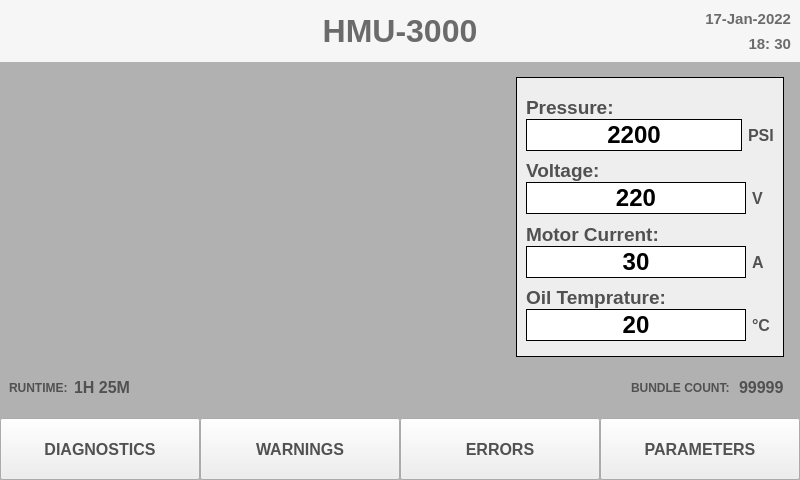
gursingh1996/PyQt5-HMU-3000, file UI/homePage.ui: the form before one commit.
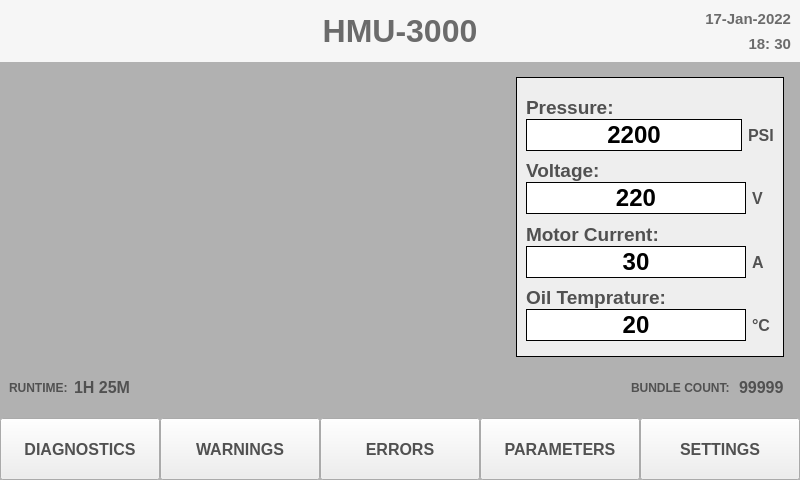
The form after the commit. Icons and pictures are not drawn.

Commit message: settings button

The edit to the form file:
```diff
--- a/UI/homePage.ui
+++ b/UI/homePage.ui
@@ -1007,6 +1007,37 @@
          </property>
         </widget>
        </item>
+       <item>
+        <widget class="QPushButton" name="pushButton">
+         <property name="sizePolicy">
+          <sizepolicy hsizetype="Minimum" vsizetype="Preferred">
+           <horstretch>0</horstretch>
+           <verstretch>0</verstretch>
+          </sizepolicy>
+         </property>
+         <property name="font">
+          <font>
+           <pointsize>12</pointsize>
+           <weight>75</weight>
+           <bold>true</bold>
+          </font>
+         </property>
+         <property name="styleSheet">
+          <string notr="true">QPushButton{
+	background-color: rgb(238, 238, 238);
+	color: rgb(81, 81, 81);
+}
+
+QPushButton:pressed{
+	background-color : blue;
+}
+</string>
+         </property>
+         <property name="text">
+          <string>SETTINGS</string>
+         </property>
+        </widget>
+       </item>
       </layout>
      </widget>
     </item>
```
The commit also changes 1 other file.
